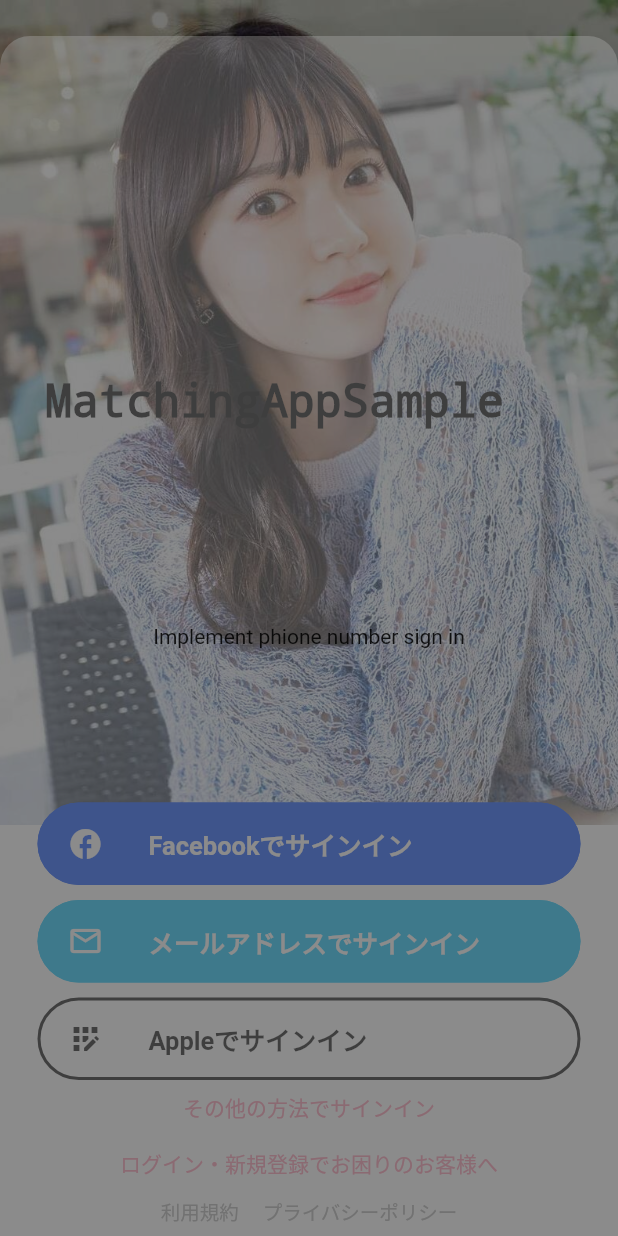
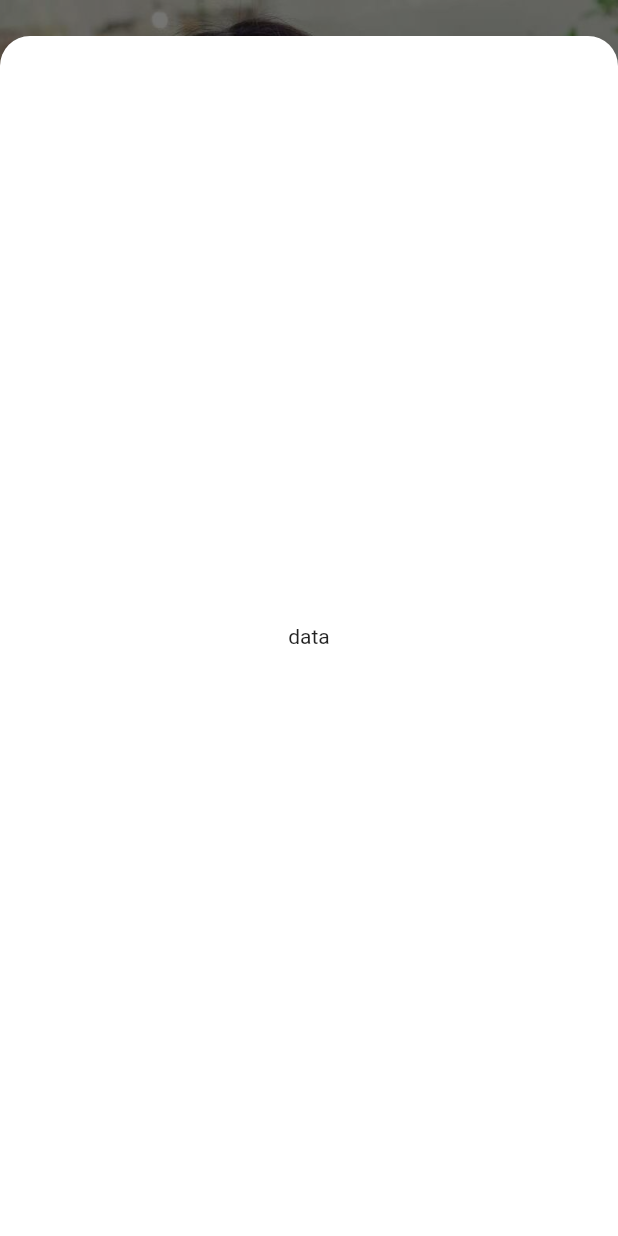
Before and after one commit to skmkuma/matching_app_sample, a Flutter app: the screen it shows after launch, after a tap on "その他の方法でサインイン", on a phone screen of 412 x 824 dp. Run offline on Flutter 3.47's test engine with Material 2 defaults, Android fonts, the phone set to English and light mode, and no system bars.

Commit message:
modified textbutton2

```diff
--- a/matchingapp_sample/lib/feature/toppage/presentation/pages/phone_number_sigin_in_page.dart
+++ b/matchingapp_sample/lib/feature/toppage/presentation/pages/phone_number_sigin_in_page.dart
@@ -5,6 +5,13 @@ class PhoneNumberSignInPage extends StatelessWidget {
 
   @override
   Widget build(BuildContext context) {
-    return Container();
+    return Container(
+      height: 800,
+      decoration: const BoxDecoration(
+          color: Color.fromARGB(255, 255, 255, 255),
+          borderRadius: BorderRadius.only(
+              topLeft: Radius.circular(20), topRight: Radius.circular(20))),
+      child: const Center(child: Text('data')),
+    );
   }
 }
--- a/matchingapp_sample/lib/feature/toppage/presentation/pages/top_page.dart
+++ b/matchingapp_sample/lib/feature/toppage/presentation/pages/top_page.dart
@@ -1,4 +1,5 @@
 import 'package:flutter/material.dart';
+import 'package:matchingapp_sample/feature/toppage/presentation/pages/phone_number_sigin_in_page.dart';
 
 class TopPage extends StatelessWidget {
   const TopPage({Key? key}) : super(key: key);
@@ -157,7 +158,7 @@ class SignInSupportButton extends StatelessWidget {
 
   @override
   Widget build(BuildContext context) {
-    TextButton _makeTextButton(text) {
+    TextButton _makeTextButton(String text, int index) {
       return TextButton(
           style: const ButtonStyle(
               // padding: MaterialStateProperty.all(EdgeInsets.zero),
@@ -171,36 +172,44 @@ class SignInSupportButton extends StatelessWidget {
                 fontSize: 14),
           ),
           onPressed: () {
-            _showModalBottomSheet(context);
+            _showModalBottomSheet(context, index);
           });
     }
 
     return Center(
       child: Column(
         children: [
-          _makeTextButton('その他の方法でサインイン'),
-          _makeTextButton('ログイン・新規登録でお困りのお客様へ'),
+          _makeTextButton('その他の方法でサインイン', 0),
+          _makeTextButton('ログイン・新規登録でお困りのお客様へ', 1),
         ],
       ),
     );
   }
 
-  Future _showModalBottomSheet(context) {
+  Future _showModalBottomSheet(BuildContext context, int index) {
     return showModalBottomSheet(
         context: context,
         isScrollControlled: true,
         backgroundColor:
             Colors.transparent, // モーダル拝啓を透過させておくことでBorderRadiusの丸みが見える
         builder: (BuildContext context) {
-          return Container(
-            height: 800,
-            decoration: const BoxDecoration(
-                color: Color.fromARGB(88, 181, 181, 181),
-                borderRadius: BorderRadius.only(
-                    topLeft: Radius.circular(20),
-                    topRight: Radius.circular(20))),
-            child: const Center(child: Text('Implement phione number sign in')),
-          );
+          return (index == 0)
+              ? const PhoneNumberSignInPage()
+              : OutlinedButton(
+                  style: OutlinedButton.styleFrom(
+                    padding: const EdgeInsets.symmetric(vertical: 200),
+                    backgroundColor: const Color.fromARGB(255, 255, 255, 255),
+                    shape: RoundedRectangleBorder(
+                        borderRadius: BorderRadius.circular(15)),
+                  ),
+                  child: const Text(
+                    'ログインでお困りのお客様',
+                    style: TextStyle(
+                        fontSize: 17,
+                        color: Color.fromARGB(255, 0, 0, 0),
+                        fontWeight: FontWeight.bold),
+                  ),
+                  onPressed: () {});
         });
   }
 }
@@ -220,7 +229,7 @@ class UsePrivacyPolicyButton extends StatelessWidget {
             text,
             style: const TextStyle(
                 decoration: TextDecoration.none,
-                color: Color.fromARGB(255, 169, 169, 169),
+                color: Color.fromARGB(255, 94, 93, 93),
                 fontSize: 13),
           ),
           onPressed: () {
@@ -236,24 +245,22 @@ class UsePrivacyPolicyButton extends StatelessWidget {
       ],
     );
   }
+}
 
 Future _showModalBottomSheet(context) {
   return showModalBottomSheet(
       context: context,
       isScrollControlled: true,
-        backgroundColor:
-            Colors.transparent, // モーダルを透過させておくことでBorderRadiusの丸みが見える
+      backgroundColor: Colors.transparent, // モーダルを透過させておくことでBorderRadiusの丸みが見える
       builder: (BuildContext context) {
         return Container(
           decoration: const BoxDecoration(
               color: Color.fromARGB(255, 255, 255, 255),
               borderRadius: BorderRadius.only(
-                    topLeft: Radius.circular(20),
-                    topRight: Radius.circular(20))),
+                  topLeft: Radius.circular(20), topRight: Radius.circular(20))),
           child: const Center(child: Text('Implement phione number sign in')),
         );
       });
-  }
 }
 
 class SpaceBox extends SizedBox {
```
Lines whose indentation alone changed are shown as unchanged.
